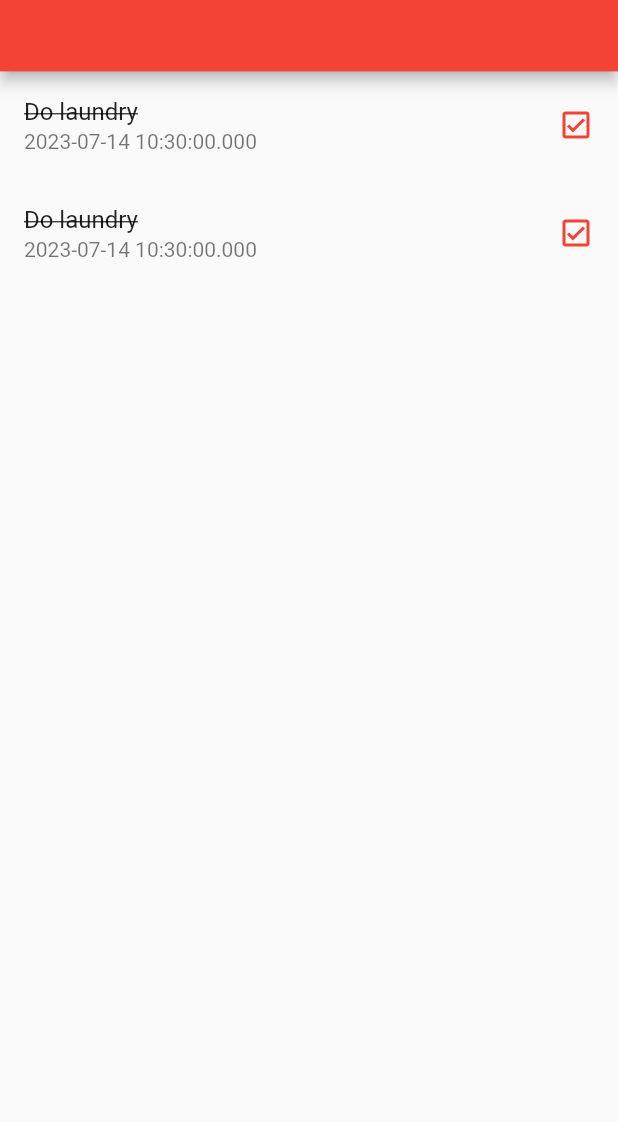
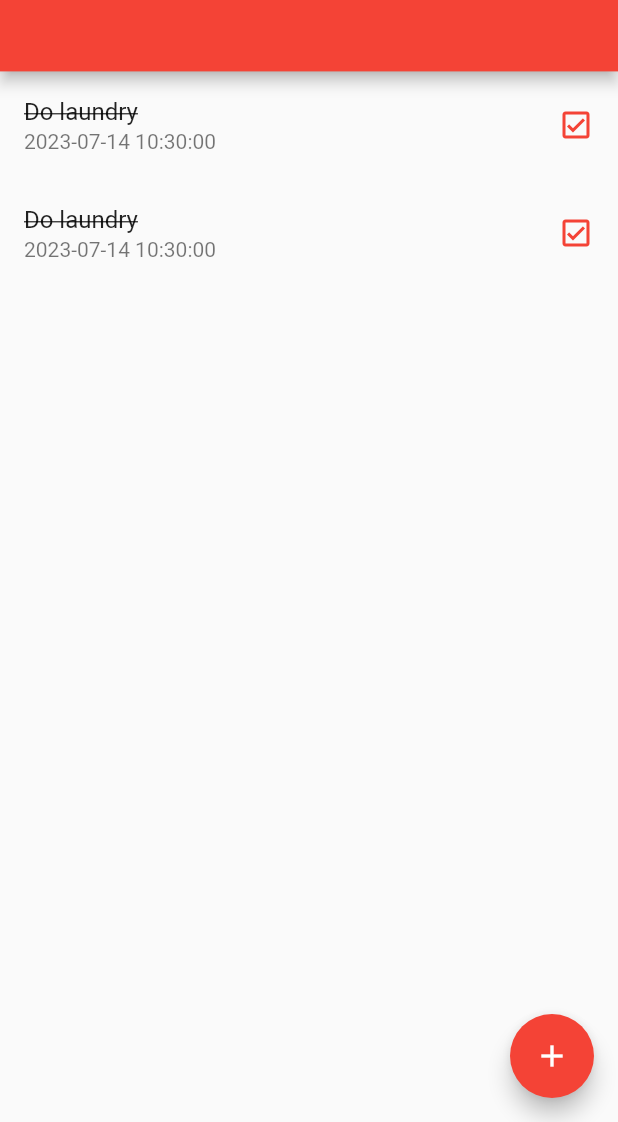
Before and after one commit to iorioluca97/taskly, a Flutter app: the screen it shows after launch, on a phone screen of 412 x 824 dp, the part 114-1236 px from its top. Run offline on Flutter 3.47's test engine with Material 2 defaults, Android fonts, the phone set to English and light mode, and no system bars.

Commit message:
Added button

```diff
--- a/lib/main.dart
+++ b/lib/main.dart
@@ -1,6 +1,6 @@
 import 'package:flutter/material.dart';
 
-import 'Home_Page.dart';
+import 'screens/Home_Page.dart';
 
 void main() {
   runApp(const MyApp());
--- a/lib/Home_Page.dart
+++ b/lib/screens/Home_Page.dart
@@ -28,14 +28,16 @@ class _HomePageState extends State<HomePage> {
         ),
         toolbarHeight: _deviceHeigth * 0.15,
       ),
-        body: _tasksList());
+      body: _tasksList(),
+      floatingActionButton: _addTaskButton(),
+    );
   }
 
   Widget _tasksList() {
     return ListView(
       children: <Widget>[
         ListTile(
-          subtitle: Text(DateTime.now().toString()),
+          subtitle: Text(DateTime.now().toString().split('.')[0]),
           title: Text(
             'Do laundry',
             style: TextStyle(
@@ -45,7 +47,7 @@ class _HomePageState extends State<HomePage> {
           trailing: Icon(Icons.check_box_outlined, color: Colors.red),
         ),
         ListTile(
-          subtitle: Text(DateTime.now().toString()),
+          subtitle: Text(DateTime.now().toString().split('.')[0]),
           title: Text(
             'Do laundry',
             style: TextStyle(
@@ -57,4 +59,13 @@ class _HomePageState extends State<HomePage> {
       ],
     );
   }
+
+  Widget _addTaskButton() {
+    return FloatingActionButton(
+      onPressed: () {
+        print('Pressed _addTaskButton');
+      },
+      child: const Icon(Icons.add),
+    );
   }
+}
```
Lines whose indentation alone changed are shown as unchanged.
